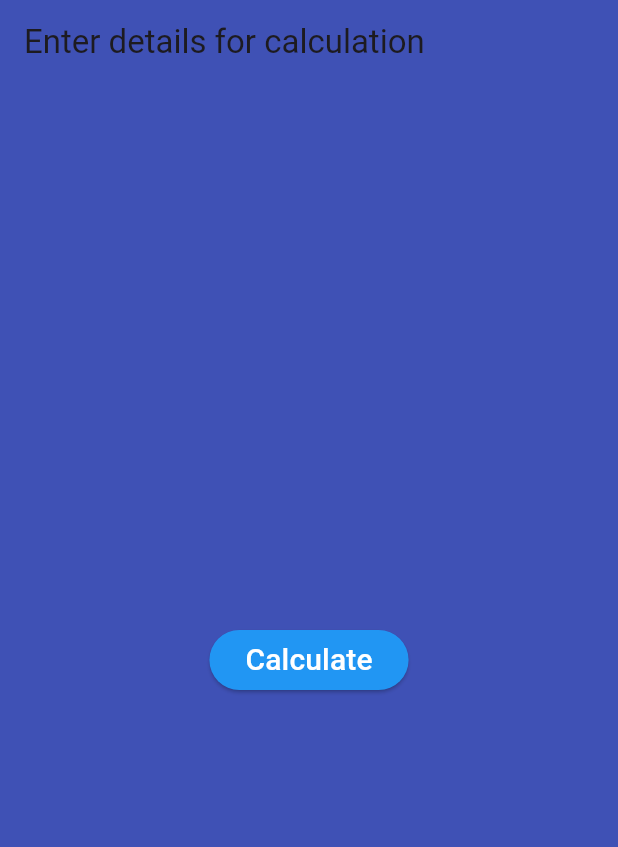
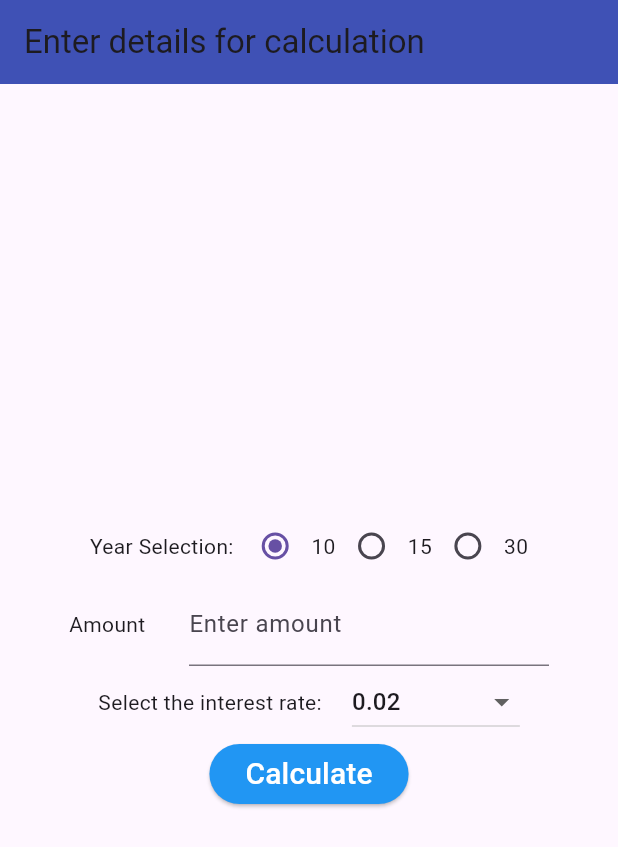
Before and after one commit to imiranda8186/cecs_453_lab_4, a Flutter app: the screen it shows after launch, on a phone screen of 412 x 824 dp. Shown: the top 847 px of the screen. Run offline on Flutter 3.47's test engine with Material 3 defaults, Android fonts, the phone set to English and light mode, and no system bars.

Commit message:
Added buttons and form validation

```diff
--- a/lib/main.dart
+++ b/lib/main.dart
@@ -6,7 +6,7 @@ void main() {
 
 
 class Mortgage{
-  int amount;
+  double amount;
   int years;
   double interest;
 
@@ -52,6 +52,9 @@ class _DetailsScreenState extends State<DetailsScreen> {
                                   0.1325, 0.135, 0.1375, 0.14,
                                   0.1425, 0.145, 0.1475, 0.15,];
 
+    final _formKey = GlobalKey<FormState>();
+    double? _selectedValue = 0.02;
+
     @override
     void dispose(){
       _amountController.dispose();
@@ -61,7 +64,6 @@ class _DetailsScreenState extends State<DetailsScreen> {
     @override
     Widget build(BuildContext context){
       return Scaffold(
-          backgroundColor: Colors.indigo,
           appBar: AppBar(
             backgroundColor: Colors.indigo,
             title: Text("Enter details for calculation")
@@ -73,14 +75,109 @@ class _DetailsScreenState extends State<DetailsScreen> {
               crossAxisAlignment: CrossAxisAlignment.center,
               children: [
 
+                //Adding the radio button for the years selection
+                RadioGroup<int>(
+                  groupValue: yearselection,
+                  onChanged: (val) => setState(() => yearselection = val!),
+                  child: Row(
+                    mainAxisAlignment: MainAxisAlignment.center,
+                    crossAxisAlignment: CrossAxisAlignment.center,
+                    children: [
+                      Text('Year Selection: '),
+                      Radio<int>(value: 10),
+                      Text('10'),
+                      Radio<int>(value: 15),
+                      Text('15'),
+                      Radio<int>(value: 30),
+                      Text('30')
+                    ]
+                  )
+                ),
+
+                //The row for storing the text field
+                Row(
+                  mainAxisAlignment: MainAxisAlignment.center,
+                  crossAxisAlignment: CrossAxisAlignment.center,
+                  children: [
+                    SizedBox(width: 80, child: Text('Amount')),
+                    SizedBox(
+                      width: 240,
+                      //Using a Form with validation to ensure the value is a double
+                      //Makes sure app doesn't crash when try to pass in the values to
+                      //The next screen
+                      child: Form(
+                        key: _formKey,
+                        child: TextFormField(
+                            controller: _amountController,
+                            decoration: InputDecoration(
+                              labelText: 'Enter amount'
+                            ),
+                            //This is what's used to check if the value is actually entered
+                            validator: (value){
+                              if (value==null || value.isEmpty){
+                                return 'Enter an amount';
+                              }
+
+                              //This is the logic to check to see if it's a valid double
+                              if (double.tryParse(value) == null) {
+                                return 'Enter a valid number in decimal form';
+                              }
+
+                              //If both conditions are met, it's a valid value
+                              return null;
+                            }
+                          )
+                        )
+                      )
+                  ]
+                ),
+
+
+                //The drop down button to select the interest rate
+                Row(
+                  mainAxisAlignment: MainAxisAlignment.center,
+                  crossAxisAlignment: CrossAxisAlignment.center,
+                  children: [
+                    Text('Select the interest rate:'),
+                    SizedBox(width: 20),
+                    DropdownButton<double>(
+                      value: _selectedValue,
+                      hint: Text('Choose rate'),
+                      items: _rates.map((double rate){
+                        return DropdownMenuItem<double>(
+                          value: rate,
+                          child: Text(rate.toString()),
+                        );
+                      }).toList(),
+                      onChanged: (double? newValue) {
+                        setState((){
+                          _selectedValue = newValue;
+                        });
+                      },
+                    ),
+                  ]
+                ),
+
                 ElevatedButton(
                   style: ButtonStyle(backgroundColor: WidgetStateProperty.all(Colors.blue)),
                   onPressed: (){
-                  Navigator.push(context, MaterialPageRoute(
+                  //Check to see that the text field has a valid number inside it
+                  if (_formKey.currentState!.validate()){
+                    //Create the object to be used in the next screen
+                    final mortgage = Mortgage(
+                      //Still have to parse the text field into a double, since it's stored as a string.
+                      amount: double.parse(_amountController.text),
+                      years: yearselection,
+                      interest: _selectedValue!
+                    );
+
+                    //Only navigates if the fields have the correct values
+                    Navigator.push(context, MaterialPageRoute(
                             builder: (context) => ResultsScreen(),
                           )
                       );
-                    },
+                    }//End of validator logic
+                  },
                     child: const Text('Calculate', style: TextStyle(fontSize: 20, color: Colors.white)),
                   )
               ]
```
